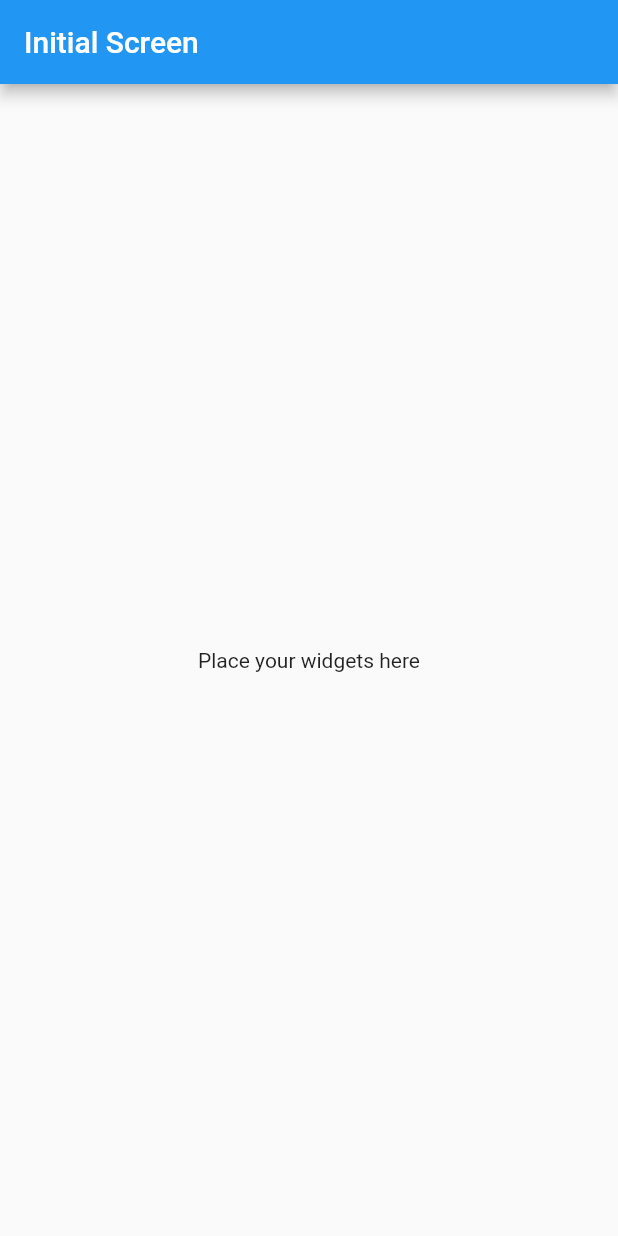
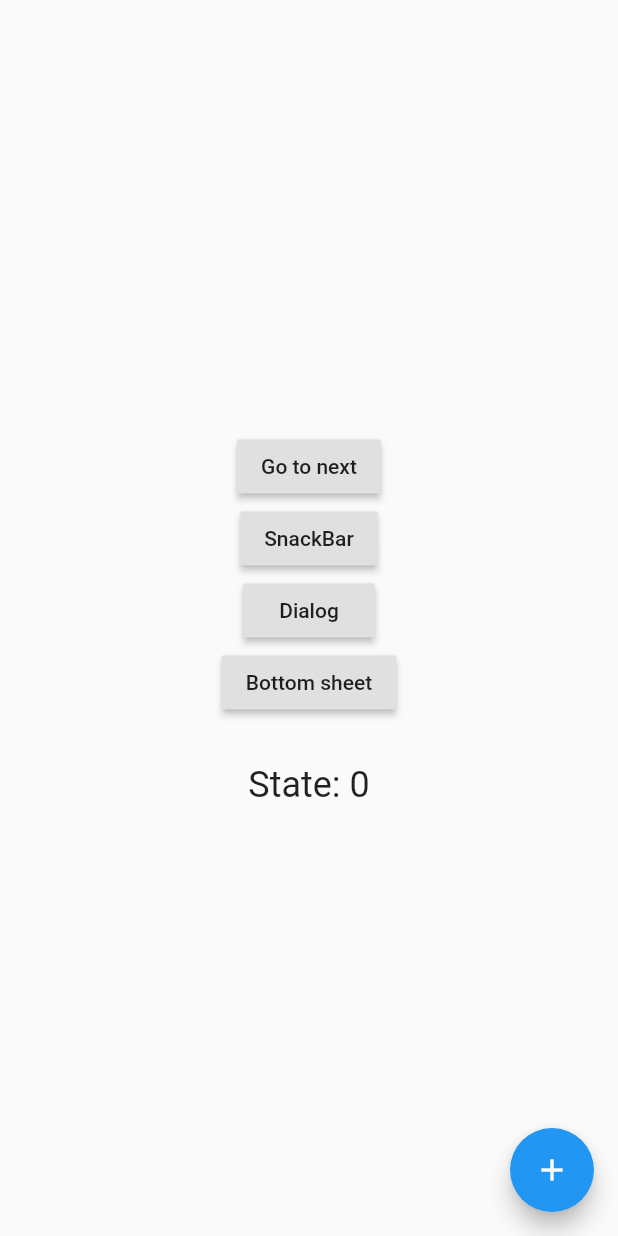
Before and after one commit to victorers1/flutter_experiments, a Flutter app: the screen it shows after launch, on a phone screen of 412 x 824 dp. Run offline on Flutter 3.47's test engine with Material 2 defaults, Android fonts, the phone set to English and light mode, and no system bars; our stand-ins replace get.

Commit message:
feat(getx): adds first implementation of GetX
Testede page routing, manage statement, bindings, snackbar, dialog and
bottom sheet

```diff
--- /dev/null
+++ b/lib/controllers/bindings/inner_counter_bind.dart
@@ -0,0 +1,9 @@
+import 'package:experiment/controllers/counter_controller.dart';
+import 'package:get/get.dart';
+
+class CounterBind extends Bindings {
+  @override
+  void dependencies() {
+    Get.lazyPut<CounterController>(() => CounterController());
+  }
+}
--- /dev/null
+++ b/lib/controllers/counter_controller.dart
@@ -0,0 +1,9 @@
+import 'package:get/get.dart';
+
+class CounterController extends GetxController {
+  var counter = 0.obs; // RxInt
+
+  void increment() {
+    counter.value++;
+  }
+}
--- /dev/null
+++ b/lib/controllers/global_counter_controller.dart
@@ -0,0 +1,9 @@
+import 'package:get/get.dart';
+
+class GlobalCounterController extends GetxController {
+  var counter = 0.obs; // Interpreted as RxInt
+
+  void increment() {
+    counter.value++;
+  }
+}
--- a/lib/main.dart
+++ b/lib/main.dart
@@ -1,5 +1,9 @@
+import 'package:experiment/controllers/bindings/inner_counter_bind.dart';
+import 'package:experiment/controllers/global_counter_controller.dart';
 import 'package:experiment/pages/home.dart';
+import 'package:experiment/controllers/counter_controller.dart';
 import 'package:flutter/material.dart';
+import 'package:get/get.dart';
 
 void main() {
   runApp(MyApp());
@@ -8,42 +12,100 @@ void main() {
 class MyApp extends StatelessWidget {
   @override
   Widget build(BuildContext context) {
-    return MaterialApp(
+    return GetMaterialApp(
       debugShowCheckedModeBanner: false,
-      title: 'Flutter Demo',
+      title: 'GetX Demo',
       theme: ThemeData(
-        primarySwatch: Colors.blue,
         visualDensity: VisualDensity.adaptivePlatformDensity,
       ),
-      routes: {
-        '/home': (context) => HomePage(),
-      },
-      home: MyHomePage(),
+      initialRoute: '/root',
+      getPages: [
+        GetPage(
+          name: '/root',
+          page: () => RootPage(),
+        ),
+        GetPage(name: '/home', page: () => HomePage(), binding: CounterBind()),
+      ],
     );
   }
 }
 
-class MyHomePage extends StatefulWidget {
-  MyHomePage({Key key}) : super(key: key);
+class RootPage extends StatelessWidget {
+  final CounterController counterCtrl = Get.put(CounterController());
+
+  _goToNext() {
+    Get.to(HomePage());
+  }
+
+  _showSnackBar() {
+    Get.snackbar(
+      'Olá, quer saber se este widget encapsula o texto quando você escreve um título muito longo?',
+      'Acho que você vai ter de procurar na documentação ou no StackOverflow porque eu não sei como fazer isso.',
+      snackPosition: SnackPosition.TOP,
+      icon: Icon(Icons.help),
+      duration: Duration(seconds: 20),
+      shouldIconPulse: false,
+      margin: EdgeInsets.symmetric(vertical: 16, horizontal: 16),
+    );
+  }
+
+  _showDialog() {
+    Get.defaultDialog(title: 'Opa', content: Text('Deseja mesmo fazer isso?'));
+  }
+
+  _showBottomSheet() {
+    Get.bottomSheet(
+      Container(
+        child: Wrap(
+          children: <Widget>[
+            Column(
+              children: <Widget>[
+                ListTile(
+                  leading: Icon(Icons.music_note),
+                  title: Text('Music'),
+                  onTap: () => {},
+                ),
+                ListTile(
+                  leading: Icon(Icons.videocam),
+                  title: Text('Video'),
+                  onTap: () => {},
+                )
+              ],
+            )
+          ],
+        ),
+      ),
+      backgroundColor: Colors.white,
+    );
+  }
 
   @override
-  _MyHomePageState createState() => _MyHomePageState();
-}
+  Widget build(BuildContext context) {
+    final GlobalCounterController globalCounterCtrl = Get.put(GlobalCounterController());
 
-class _MyHomePageState extends State<MyHomePage> {
-  @override
-  Widget build(BuildContext context) {
     return Scaffold(
-      appBar: AppBar(
-        title: Text('Initial Screen'),
-      ),
       body: Center(
         child: Column(
           mainAxisAlignment: MainAxisAlignment.center,
           children: <Widget>[
-            Text('Place your widgets here'),
+            RaisedButton(onPressed: _goToNext, child: Text('Go to next')),
+            RaisedButton(onPressed: _showSnackBar, child: Text('SnackBar')),
+            RaisedButton(onPressed: _showDialog, child: Text('Dialog')),
+            RaisedButton(onPressed: _showBottomSheet, child: Text('Bottom sheet')),
+            SizedBox(height: 30),
+            Obx(
+              () => Text(
+                'State: ${globalCounterCtrl.counter.value}',
+                style: Theme.of(context).textTheme.headline5,
+              ),
+            ),
           ],
         ),
+      ),
+      floatingActionButton: FloatingActionButton(
+        onPressed: globalCounterCtrl.increment,
+        child: Icon(Icons.add),
+        tooltip: 'Increment state',
       ),
     );
   }
--- a/pubspec.yaml
+++ b/pubspec.yaml
@@ -10,6 +10,7 @@ dependencies:
   flutter:
     sdk: flutter
   cupertino_icons: ^0.1.3
+  get: ^3.4.2
 
 dev_dependencies:
   flutter_test:
```
Also changed, not shown: lib/pages/home.dart (+41 -5 lines), pubspec.lock.
